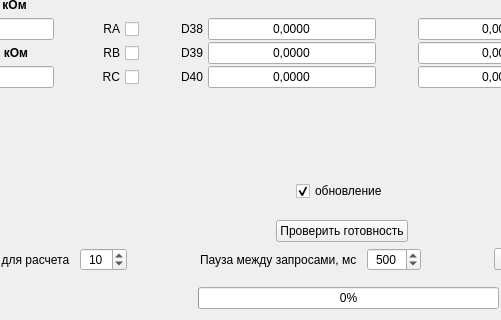
This is classes/calibrationwidget/calibrationwidgetbruresistance.ui in vlarry/configurator as Qt 5 draws it before an edit; both pictures show x 127 to 628 and y 125 to 445 of the 938 by 445 pixel window. The edited form follows.
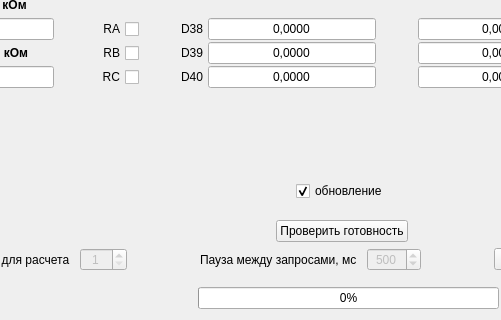
This is the edited form. Custom widgets are drawn as their Qt base class.

```diff
--- a/classes/calibrationwidget/calibrationwidgetbruresistance.ui
+++ b/classes/calibrationwidget/calibrationwidgetbruresistance.ui
@@ -746,6 +746,9 @@
        </item>
        <item>
         <widget class="QSpinBox" name="spinBoxSetDataCount">
+         <property name="enabled">
+          <bool>false</bool>
+         </property>
          <property name="alignment">
           <set>Qt::AlignCenter</set>
          </property>
@@ -756,7 +759,7 @@
           <number>100</number>
          </property>
          <property name="value">
-          <number>10</number>
+          <number>1</number>
          </property>
         </widget>
        </item>
@@ -782,6 +785,9 @@
        </item>
        <item>
         <widget class="QSpinBox" name="spinBoxPauseRequest">
+         <property name="enabled">
+          <bool>false</bool>
+         </property>
          <property name="sizePolicy">
           <sizepolicy hsizetype="Fixed" vsizetype="Fixed">
            <horstretch>0</horstretch>
```
